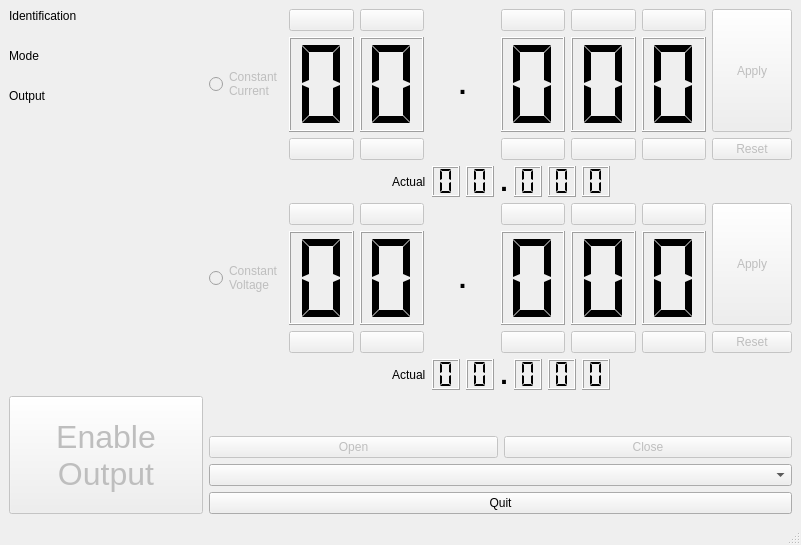
This is PsuGuiControl/mainwindow.ui in bogflap/RemoteControlledPsu as Qt 5 draws it before an edit. The edited form follows.
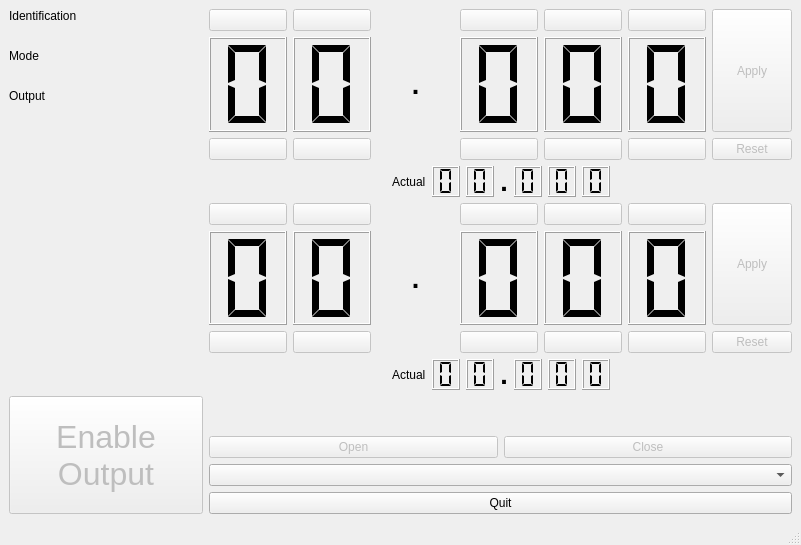
This is the edited form. Icons and pictures are not drawn. Custom widgets are drawn as their Qt base class.

Commit message: Got Apply voltage and current working

Patch:
```diff
--- a/PsuGuiControl/mainwindow.ui
+++ b/PsuGuiControl/mainwindow.ui
@@ -76,17 +76,6 @@
      <layout class="QVBoxLayout" name="verticalLayout" stretch="20,1,20,1">
       <item>
        <layout class="QHBoxLayout" name="horizontalLayout_2">
-        <item>
-         <widget class="QRadioButton" name="constantCurrent">
-          <property name="enabled">
-           <bool>false</bool>
-          </property>
-          <property name="text">
-           <string>Constant
-Current</string>
-          </property>
-         </widget>
-        </item>
         <item>
          <layout class="QVBoxLayout" name="verticalLayout_7">
           <item>
@@ -563,17 +552,6 @@
       </item>
       <item>
        <layout class="QHBoxLayout" name="horizontalLayout_3">
-        <item>
-         <widget class="QRadioButton" name="constantVoltage">
-          <property name="enabled">
-           <bool>false</bool>
-          </property>
-          <property name="text">
-           <string>Constant
-Voltage</string>
-          </property>
-         </widget>
-        </item>
         <item>
          <layout class="QVBoxLayout" name="verticalLayout_13">
           <item>
```
The commit also changes 10 other files.
